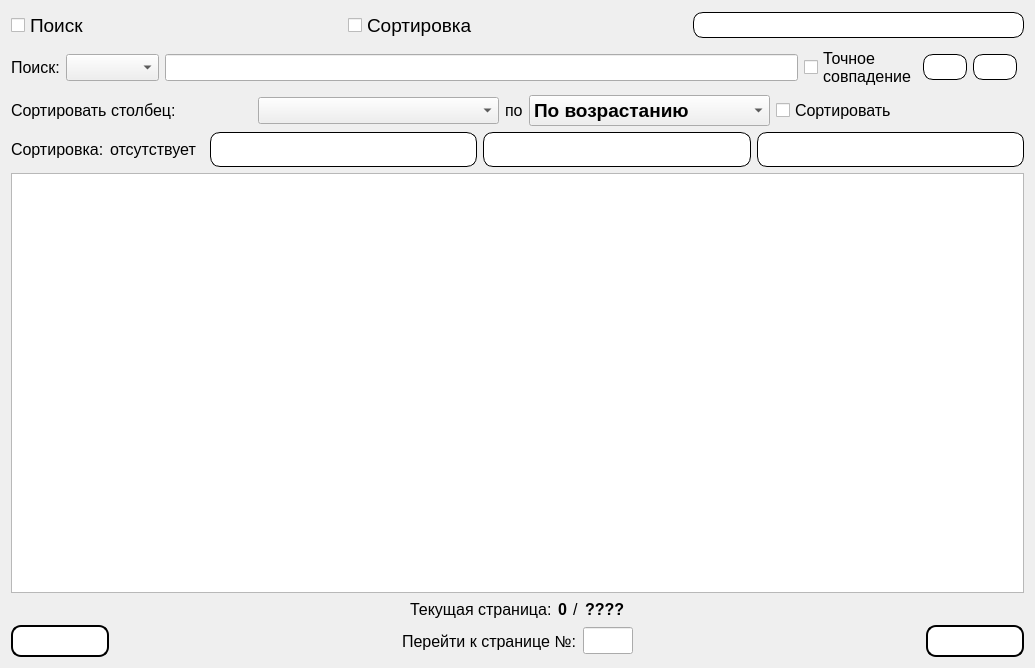
First picture: the form in Gui/TabWidgets/Admin/payments.ui, repository MyEdit/Casino_Client, before the edit.
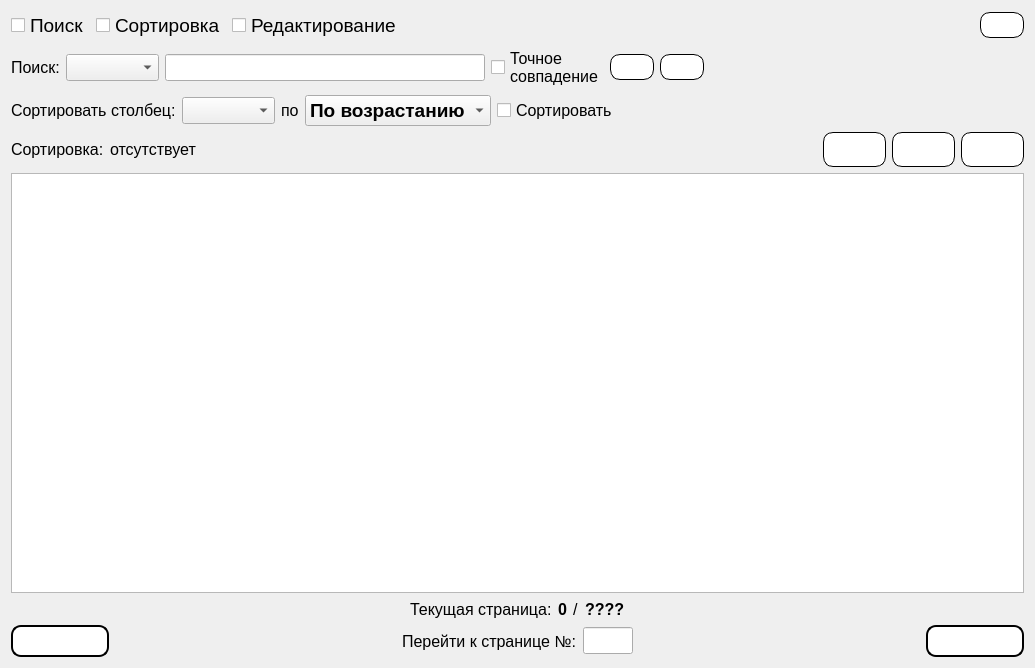
Second picture: the form after the edit. Icons and pictures are not drawn.

Patch:
```diff
--- a/Gui/TabWidgets/Admin/payments.ui
+++ b/Gui/TabWidgets/Admin/payments.ui
@@ -42,11 +42,30 @@
        </property>
       </widget>
      </item>
+     <item>
+      <widget class="QCheckBox" name="checkBox_Editing">
+       <property name="font">
+        <font>
+         <family>Segoe UI</family>
+         <pointsize>14</pointsize>
+        </font>
+       </property>
+       <property name="text">
+        <string>Редактирование</string>
+       </property>
+      </widget>
+     </item>
      <item>
       <spacer name="horizontalSpacer_2">
        <property name="orientation">
         <enum>Qt::Horizontal</enum>
        </property>
+       <property name="sizeHint" stdset="0">
+        <size>
+         <width>0</width>
+         <height>0</height>
+        </size>
+       </property>
       </spacer>
      </item>
      <item>
@@ -212,6 +231,12 @@
        <property name="orientation">
         <enum>Qt::Horizontal</enum>
        </property>
+       <property name="sizeHint" stdset="0">
+        <size>
+         <width>0</width>
+         <height>0</height>
+        </size>
+       </property>
       </spacer>
      </item>
     </layout>
@@ -308,6 +333,12 @@
        <property name="orientation">
         <enum>Qt::Horizontal</enum>
        </property>
+       <property name="sizeHint" stdset="0">
+        <size>
+         <width>0</width>
+         <height>0</height>
+        </size>
+       </property>
       </spacer>
      </item>
     </layout>
@@ -357,6 +388,12 @@
        <property name="orientation">
         <enum>Qt::Horizontal</enum>
        </property>
+       <property name="sizeHint" stdset="0">
+        <size>
+         <width>0</width>
+         <height>0</height>
+        </size>
+       </property>
       </spacer>
      </item>
      <item>
```
